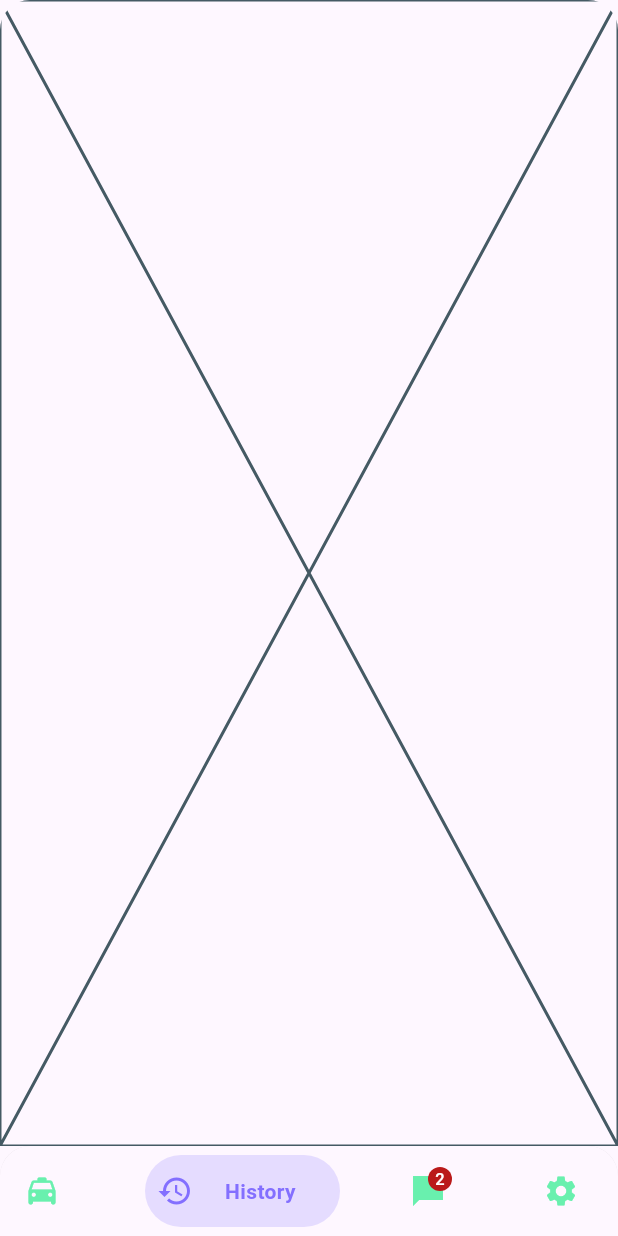
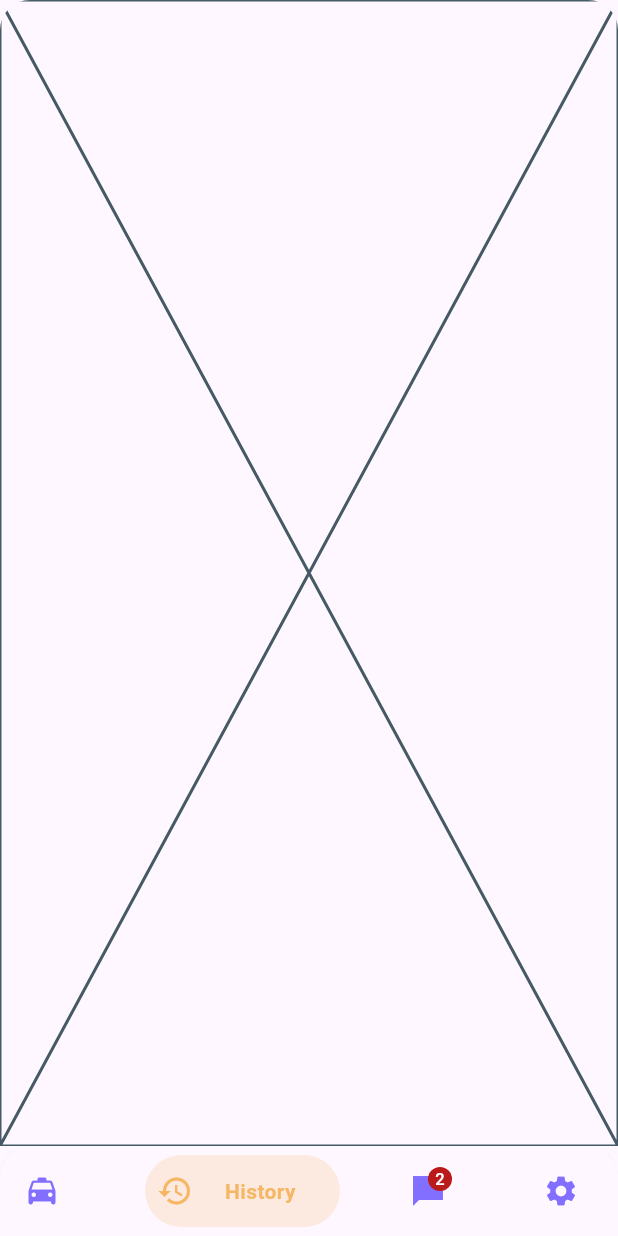
Before and after one commit to Kanglei-Inovations/kanglei_taxi, a Flutter app: the Navbar screen opened directly, item 2 of the bottom bar chosen, on a phone screen of 412 x 824 dp. Run offline on Flutter 3.47's test engine with Material 3 defaults, Android fonts, the phone set to English and light mode, and no system bars; drawn by our look-alikes of bottom_navy_bar; our stand-ins replace cloud_firestore, firebase_auth, firebase_core, firebase_storage, get, shared_preferences; accounts and stored records are empty.

Commit message:
added new page and design

```diff
--- a/lib/conts/firebase/color_constants.dart
+++ b/lib/conts/firebase/color_constants.dart
@@ -15,7 +15,7 @@ class AppColors {
   static const Color indyBlue = Color(0xFF414361);
   static const Color spaceCadet = Color(0xFF2a2d43);
   static const Color primary = Color(0xFF836FFF);
-  static const Color secondary = Colors.greenAccent;
+  static const Color secondary = Color(0xFFF6B765);
   static const Color primarytransperent = Color(0xFFFEEAE6);
   static const Color textBlack = Colors.black;
   static const Color errorColor = Colors.red;
--- a/lib/conts/firebase/size_constants.dart
+++ b/lib/conts/firebase/size_constants.dart
@@ -1,3 +1,7 @@
+
+import 'package:flutter/material.dart';
+import 'package:get/get.dart';
+
 class Sizes {
   Sizes._();
 
@@ -41,5 +45,5 @@ class Sizes {
   static const double dimen_230 = 230;
   static const double dimen_250 = 250;
 
-  static const double dimen_300 = 300;
+
 }
--- a/lib/nav_bar.dart
+++ b/lib/nav_bar.dart
@@ -49,15 +49,15 @@ class _NavbarState extends State<Navbar> {
             BottomNavyBarItem(
               icon: Icon(Icons.local_taxi_rounded),
               title: Text('Ride'),
-              activeColor: AppColors.primary,
-              inactiveColor: Colors.greenAccent,
+              activeColor: AppColors.secondary,
+              inactiveColor: AppColors.primary,
               textAlign: TextAlign.center,
             ),
             BottomNavyBarItem(
               icon: Icon(Icons.history),
               title: Text('History'),
-              activeColor: AppColors.primary,
-              inactiveColor: Colors.greenAccent,
+              activeColor: AppColors.secondary,
+              inactiveColor: AppColors.primary,
               textAlign: TextAlign.center,
             ),
             BottomNavyBarItem(
@@ -66,15 +66,15 @@ class _NavbarState extends State<Navbar> {
                 child: Icon(Icons.messenger_sharp),
               ),
               title: Text('Cart'),
-              activeColor: AppColors.primary,
-              inactiveColor: Colors.greenAccent,
+              activeColor: AppColors.secondary,
+              inactiveColor: AppColors.primary,
               textAlign: TextAlign.center,
             ),
             BottomNavyBarItem(
               icon: Icon(Icons.settings),
               title: Text('Settings'),
-              activeColor: AppColors.primary,
-              inactiveColor: Colors.greenAccent,
+              activeColor: AppColors.secondary,
+              inactiveColor: AppColors.primary,
               textAlign: TextAlign.center,
             ),
           ],
--- a/lib/views/home_page.dart
+++ b/lib/views/home_page.dart
@@ -1,4 +1,5 @@
 import 'package:flutter/material.dart';
+import 'package:kanglei_taxi/conts/firebase/all_constants.dart';
 
 class HomePage extends StatefulWidget {
   const HomePage({super.key});
@@ -11,7 +12,7 @@ class _HomePageState extends State<HomePage> {
   @override
   Widget build(BuildContext context) {
     return Scaffold(
-backgroundColor: Colors.red,
+backgroundColor: AppColors.secondary,
     );
   }
 }
```
Also changed, not shown: lib/main.dart (+6 -2 lines), lib/views/welcome_page.dart (+104 -45 lines).
